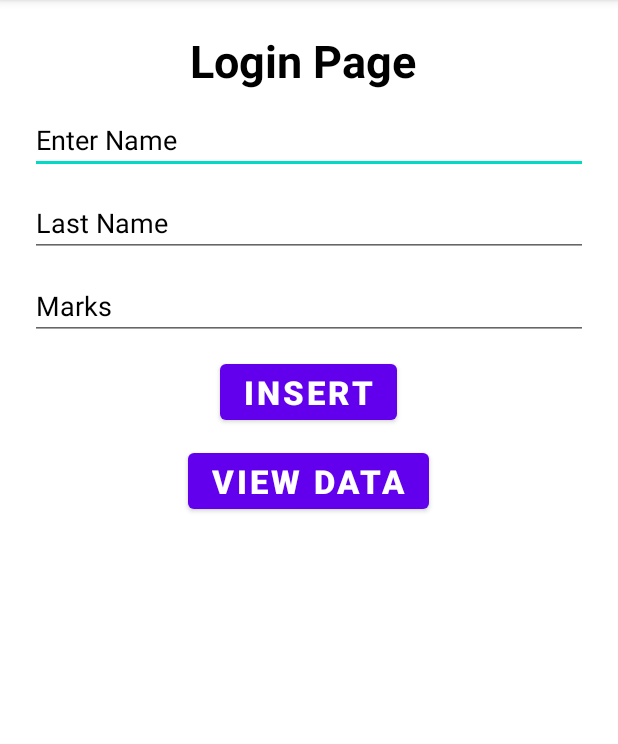
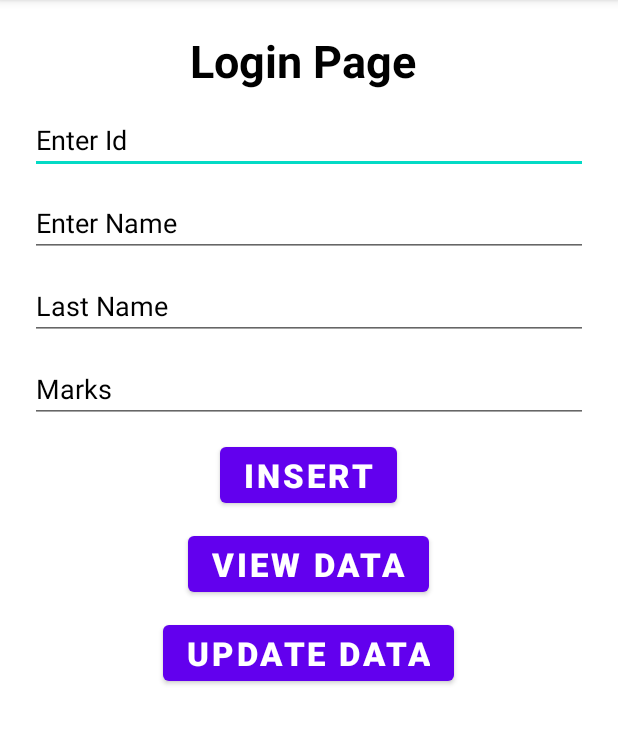
Before and after one commit to rahul-loni/SqliteDB, an Android app: the screen it shows after launch (MainActivity), on a phone screen of 412 x 824 dp, the part 84-828 px from its top. Run offline under Robolectric (Android 15) with nearby library versions, the phone set to English and light mode, and no system bars.

Commit message:
Update Data

```diff
--- a/app/src/main/java/com/example/sqlite_db/MainActivity.java
+++ b/app/src/main/java/com/example/sqlite_db/MainActivity.java
@@ -4,6 +4,7 @@ import androidx.appcompat.app.AlertDialog;
 import androidx.appcompat.app.AppCompatActivity;
 
 import android.database.Cursor;
+import android.database.sqlite.SQLiteDatabase;
 import android.os.Bundle;
 import android.view.View;
 import android.widget.Button;
@@ -12,8 +13,8 @@ import android.widget.Toast;
 
 public class MainActivity extends AppCompatActivity {
     DatabaseHelper mdb;
-    EditText editname,editlastname,text_marks;
-    Button btnInsert,view_Data;
+    EditText editname,editlastname,text_marks,txt_id;
+    Button btnInsert,view_Data,btnupdate;
 
     @Override
     protected void onCreate(Bundle savedInstanceState) {
@@ -28,6 +29,9 @@ public class MainActivity extends AppCompatActivity {
         text_marks=(EditText) findViewById(R.id.marks);
         btnInsert=(Button) findViewById(R.id.btn_insert);
         view_Data=(Button)findViewById(R.id.btn_view);
+        txt_id=(EditText)findViewById(R.id.edit_id);
+        btnupdate=(Button)findViewById(R.id.btn_update);
+
 
       btnInsert.setOnClickListener(new View.OnClickListener() {
           @Override
@@ -59,11 +63,26 @@ public class MainActivity extends AppCompatActivity {
               StringBuffer buffer = new StringBuffer();
               while (cur.moveToNext()) {
                   buffer.append("ID" + cur.getString(0) + "\n");
-                  buffer.append("name" + cur.getString(1) + "\n");
+                    buffer.append("name" + cur.getString(1) + "\n");
                   buffer.append("lastname" + cur.getString(2) + "\n");
                   buffer.append("marks" + cur.getString(3) + "\n");
               }
-//              show("Data",buffer.toString());
+              show("Data",buffer.toString());
+          }
+      });
+      btnupdate.setOnClickListener(new View.OnClickListener() {
+          @Override
+          public void onClick(View view) {
+              boolean isUpdate=mdb.updatedata(txt_id.getText().toString(),
+                      editname.getText().toString(),editlastname.getText().toString(),
+                      text_marks.getText().toString());
+              if(isUpdate==true){
+                  Toast.makeText(MainActivity.this, "Data Update",
+                          Toast.LENGTH_SHORT).show();
+              }else {
+                  Toast.makeText(MainActivity.this, "Data Not Update",
+                          Toast.LENGTH_SHORT).show();
+              }
           }
       });
     }
@@ -74,4 +93,5 @@ public class MainActivity extends AppCompatActivity {
         builder.setMessage(Message);
         builder.show();
     }
+
 }
--- a/app/src/main/res/layout/activity_main.xml
+++ b/app/src/main/res/layout/activity_main.xml
@@ -16,6 +16,14 @@
         android:textColor="@color/black"
         android:textSize="30dp"
         android:textStyle="bold" />
+    <EditText
+        android:id="@+id/edit_id"
+        android:layout_width="match_parent"
+        android:layout_marginTop="10dp"
+        android:layout_height="wrap_content"
+        android:hint="Enter Id "
+        android:textColorHint="@color/black"
+        />
     <EditText
         android:id="@+id/edit_name"
         android:layout_width="match_parent"
@@ -60,6 +68,17 @@
         android:textStyle="bold"
         android:layout_marginTop="10dp"
         android:layout_gravity="center"/>
+    <Button
+        android:id="@+id/btn_update"
+        android:layout_width="wrap_content"
+        android:layout_height="wrap_content"
+        android:text="Update Data"
+        android:textColor="@color/white"
+        android:textSize="22sp"
+        android:textStyle="bold"
+        android:layout_marginTop="10dp"
+        android:layout_gravity="center"/>
+
 
 
 
```
Also changed, not shown: app/src/main/java/com/example/sqlite_db/DatabaseHelper.java (+14 -1 lines).
